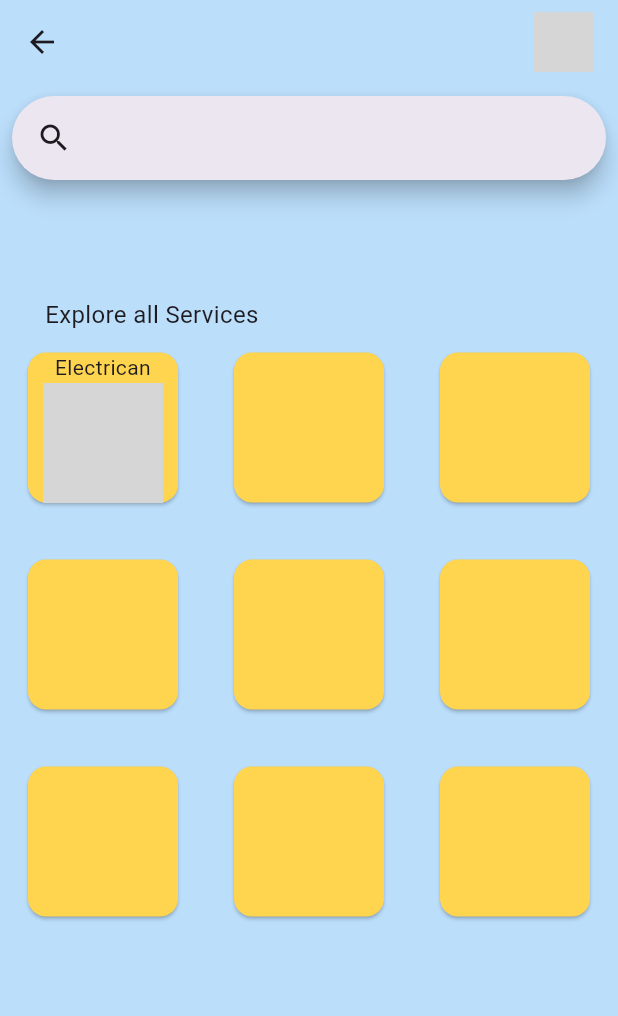
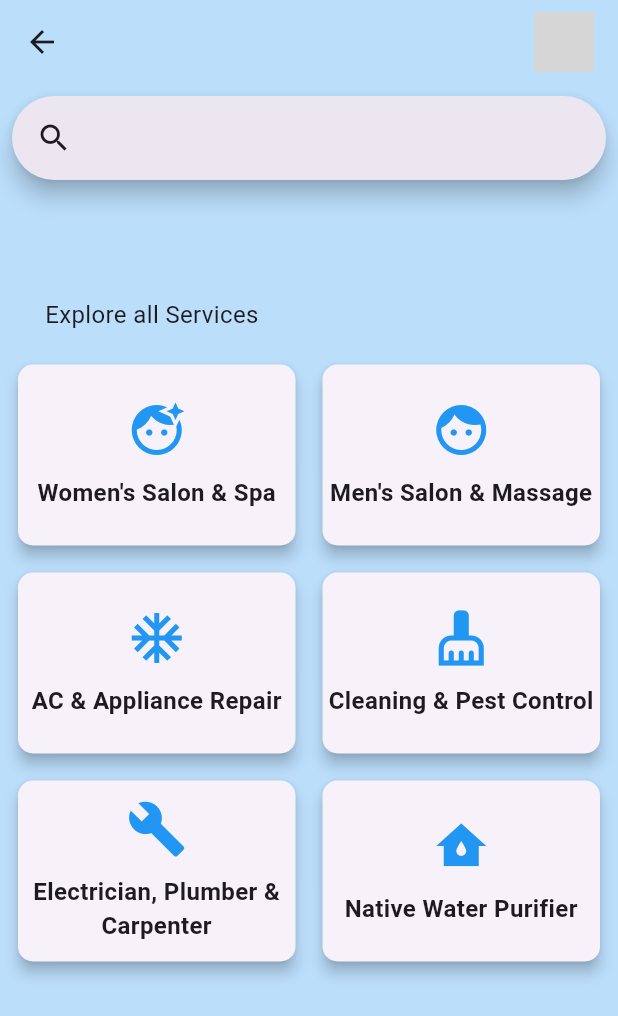
Before and after one commit to sahilnarwal2111/smart-utility, a Flutter app: the ClientDashboard screen opened directly with empty values, on a phone screen of 412 x 824 dp. Shown: the top 1016 px of the screen. Run offline on Flutter 3.47's test engine with Material 3 defaults, Android fonts, the phone set to English and light mode, and no system bars; our stand-ins replace icons_plus; network calls fail; grey boxes are pictures that could not be loaded.

Commit message:
Completed widgets of dashboard

```diff
--- a/lib/screens/client_dashboard.dart
+++ b/lib/screens/client_dashboard.dart
@@ -1,6 +1,7 @@
 
 import 'package:flutter/material.dart';
 import 'package:test_drive/widgets/search_bar.dart';
+import 'package:test_drive/widgets/service_grid.dart';
 
 class ClientDashboard extends StatefulWidget{
   final String? address1;
@@ -58,118 +59,20 @@ class _ClientDashboardState extends State<ClientDashboard> {
           const DashboardSearch(),
           const SizedBox(height: 60.0),
           //all cards from here
-          const Row(
-            children: [
-              Padding(
-                padding: EdgeInsets.fromLTRB(30, 10, 10, 10),
-                child: Text(
+          const Padding(
+                padding: const EdgeInsets.fromLTRB(30, 10, 10, 10),
+                child: Row(
+                  children: const [
+                    Text(
                       'Explore all Services',
                       style: TextStyle(
                         fontSize: 16.0,
                       ),
                     ),
-              )
                   ],
                 ),
-          // const SizedBox(height: 30.0),
-          Row(
-
-            mainAxisAlignment: MainAxisAlignment.spaceAround,
-            children: [
-              Card(
-            color: Colors.amber[300],
-            child: SizedBox(
-              width: 100,
-              height: 100,
-              child: Center(
-                child: Column(
-                  children: <Widget>[
-                      const Text(
-                        'Electrican',
-                        textAlign: TextAlign.center,
-
               ),
-                      Image.network(
-                        'https://images.unsplash.com/photo-1573497491208-6b1acb260507',
-                        height: 80,
-                        width: 80,
-                        )
-                  ],
-                )
-              )
-            ),
-          ),
-          Card(
-            color: Colors.amber[300],
-            child: Container(
-              width: 100,
-              height: 100,
-            ),
-          ),
-          Card(
-            color: Colors.amber[300],
-            child: Container(
-              width: 100,
-              height: 100,
-            ),
-          )
-            ],
-          ),
-           const SizedBox(height: 30.0),
-          Row(
-            mainAxisAlignment: MainAxisAlignment.spaceAround,
-            children: [
-              Card(
-            color: Colors.amber[300],
-            child: Container(
-              width: 100,
-              height: 100,
-            ),
-          ),
-          Card(
-            color: Colors.amber[300],
-            child: Container(
-              width: 100,
-              height: 100,
-            ),
-          ),
-          Card(
-            color: Colors.amber[300],
-            child: Container(
-              width: 100,
-              height: 100,
-            ),
-          )
-            ],
-          ),
-            const SizedBox(height: 30.0),
-          Row(
-            mainAxisAlignment: MainAxisAlignment.spaceAround,
-            children: [
-              Card(
-            color: Colors.amber[300],
-            child: Container(
-              width: 100,
-              height: 100,
-            ),
-          ),
-          Card(
-            color: Colors.amber[300],
-            child: Container(
-              width: 100,
-              height: 100,
-            ),
-          ),
-          Card(
-            color: Colors.amber[300],
-            child: Container(
-              width: 100,
-              height: 100,
-            ),
-          )
-            ],
-          ) ,
-
+          ServicesGrid()
         ],
       ),
       ),
--- /dev/null
+++ b/lib/widgets/service_grid.dart
@@ -0,0 +1,57 @@
+import 'package:flutter/material.dart';
+
+class ServicesGrid extends StatelessWidget {
+  final List<Map<String, dynamic>> services = [
+    {"title": "Women's Salon & Spa", "icon": Icons.face_retouching_natural},
+    {"title": "Men's Salon & Massage", "icon": Icons.face},
+    {"title": "AC & Appliance Repair", "icon": Icons.ac_unit},
+    {"title": "Cleaning & Pest Control", "icon": Icons.cleaning_services},
+    {"title": "Electrician, Plumber & Carpenter", "icon": Icons.build},
+    {"title": "Native Water Purifier", "icon": Icons.water_damage},
+  ];
+
+  @override
+  Widget build(BuildContext context) {
+    return Padding(
+      padding: const EdgeInsets.all(8.0),
+      child: GridView.builder(
+        shrinkWrap: true,  // Added this
+        physics: NeverScrollableScrollPhysics(),  // Disables GridView's scrolling
+        itemCount: services.length,
+        gridDelegate: SliverGridDelegateWithFixedCrossAxisCount(
+          crossAxisCount: 2,
+          crossAxisSpacing: 10,
+          mainAxisSpacing: 10,
+          childAspectRatio: 3 / 2,
+        ),
+        itemBuilder: (context, index) {
+          return Card(
+            elevation: 4,
+            shape: RoundedRectangleBorder(
+              borderRadius: BorderRadius.circular(10),
+            ),
+            child: Column(
+              mainAxisAlignment: MainAxisAlignment.center,
+              children: [
+                Icon(
+                  services[index]['icon'] as IconData,
+                  size: 40,
+                  color: Colors.blue,
+                ),
+                SizedBox(height: 10),
+                Text(
+                  services[index]['title']!,
+                  textAlign: TextAlign.center,
+                  style: TextStyle(
+                    fontSize: 16,
+                    fontWeight: FontWeight.bold,
+                  ),
+                ),
+              ],
+            ),
+          );
+        },
+      ),
+    );
+  }
+}
```
Also changed, not shown: lib/screens/signin_screen_provider.dart (+60 -10 lines), lib/screens/signup_screen_client.dart (+71 -5 lines), lib/screens/signup_screen_provider.dart (+62 -5 lines), 1 other file. Lines whose indentation alone changed are shown as unchanged.
